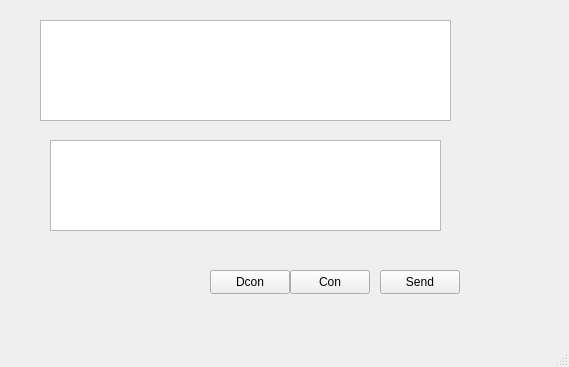
Qt form qt_gui_ws_client/mainwindow.ui (qubacy/InterlocutorServer) before a commit.
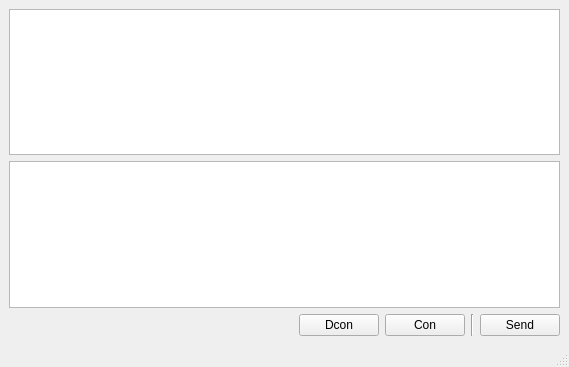
The same form after that commit.

The edit to the form file:
```diff
--- a/qt_gui_ws_client/mainwindow.ui
+++ b/qt_gui_ws_client/mainwindow.ui
@@ -14,65 +14,55 @@
    <string>MainWindow</string>
   </property>
   <widget class="QWidget" name="centralwidget">
-   <widget class="QPushButton" name="pushBtnCon">
-    <property name="geometry">
-     <rect>
-      <x>290</x>
-      <y>270</y>
-      <width>80</width>
-      <height>24</height>
-     </rect>
-    </property>
-    <property name="text">
-     <string>Con</string>
-    </property>
-   </widget>
+   <layout class="QGridLayout" name="gridLayout">
+    <item row="0" column="0" colspan="5">
+     <widget class="QPlainTextEdit" name="plainTextEditLog"/>
+    </item>
+    <item row="1" column="0" colspan="5">
+     <widget class="QPlainTextEdit" name="plainTextEdit"/>
+    </item>
+    <item row="2" column="0">
+     <spacer name="horizontalSpacer">
+      <property name="orientation">
+       <enum>Qt::Horizontal</enum>
+      </property>
+      <property name="sizeHint" stdset="0">
+       <size>
+        <width>281</width>
+        <height>20</height>
+       </size>
+      </property>
+     </spacer>
+    </item>
+    <item row="2" column="1">
    <widget class="QPushButton" name="pushBtnDcon">
-    <property name="geometry">
-     <rect>
-      <x>210</x>
-      <y>270</y>
-      <width>80</width>
-      <height>24</height>
-     </rect>
-    </property>
     <property name="text">
      <string>Dcon</string>
     </property>
    </widget>
-   <widget class="QPlainTextEdit" name="plainTextEditLog">
-    <property name="geometry">
-     <rect>
-      <x>40</x>
-      <y>20</y>
-      <width>411</width>
-      <height>101</height>
-     </rect>
-    </property>
-   </widget>
+    </item>
+    <item row="2" column="2">
+     <widget class="QPushButton" name="pushBtnCon">
+      <property name="text">
+       <string>Con</string>
+      </property>
+     </widget>
+    </item>
+    <item row="2" column="3">
+     <widget class="Line" name="line">
+      <property name="orientation">
+       <enum>Qt::Vertical</enum>
+      </property>
+     </widget>
+    </item>
+    <item row="2" column="4">
    <widget class="QPushButton" name="pushBtnSend">
-    <property name="geometry">
-     <rect>
-      <x>380</x>
-      <y>270</y>
-      <width>80</width>
-      <height>24</height>
-     </rect>
-    </property>
     <property name="text">
      <string>Send</string>
     </property>
    </widget>
-   <widget class="QPlainTextEdit" name="plainTextEdit">
-    <property name="geometry">
-     <rect>
-      <x>50</x>
-      <y>140</y>
-      <width>391</width>
-      <height>91</height>
-     </rect>
-    </property>
-   </widget>
+    </item>
+   </layout>
   </widget>
   <widget class="QMenuBar" name="menubar">
    <property name="geometry">
```
Lines whose indentation alone changed are shown as unchanged.
